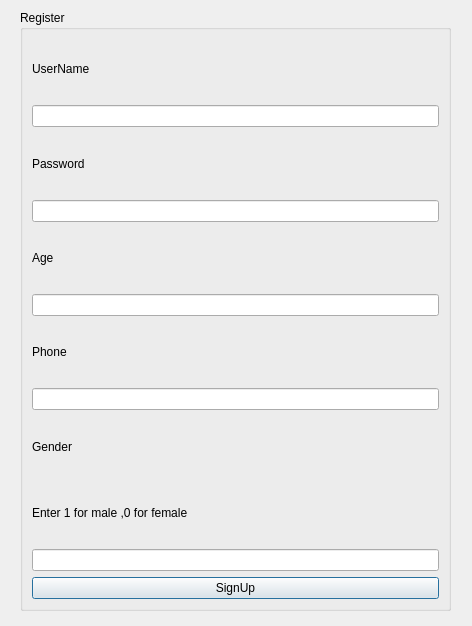
The window that signup.ui (AbdoBadawy/EECE2026_TicTacToeProject_CodeCrafters) describes before a commit, drawn with Qt 5.
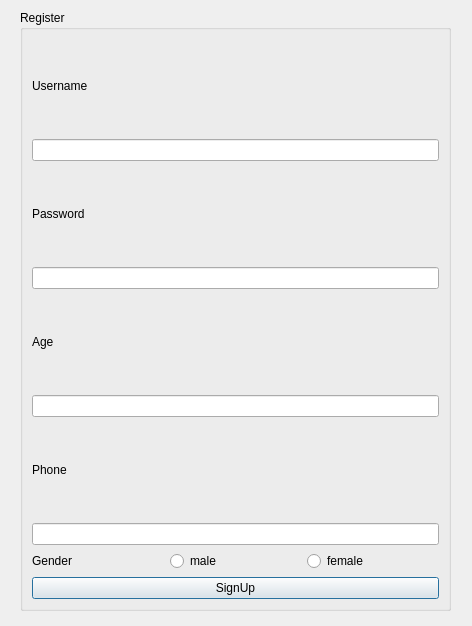
The same window after the commit.

The edit to the form file:
```diff
--- a/signup.ui
+++ b/signup.ui
@@ -29,7 +29,7 @@
     <item>
      <widget class="QLabel" name="label">
       <property name="text">
-       <string>UserName</string>
+       <string>Username</string>
       </property>
      </widget>
     </item>
@@ -71,6 +71,8 @@
      <widget class="QLineEdit" name="lineEdit_Phone"/>
     </item>
     <item>
+     <layout class="QHBoxLayout" name="horizontalLayout">
+      <item>
      <widget class="QLabel" name="label_3">
       <property name="text">
        <string>Gender</string>
@@ -78,14 +80,20 @@
      </widget>
     </item>
     <item>
-     <widget class="QLabel" name="label_4">
+       <widget class="QRadioButton" name="radioButton">
       <property name="text">
-       <string>Enter 1 for male ,0 for female</string>
+         <string>male</string>
       </property>
      </widget>
     </item>
     <item>
-     <widget class="QLineEdit" name="lineEdit_Gender"/>
+       <widget class="QRadioButton" name="radioButton_2">
+        <property name="text">
+         <string>female</string>
+        </property>
+       </widget>
+      </item>
+     </layout>
     </item>
     <item>
      <widget class="QPushButton" name="pushButton_SignUp">
```
Lines whose indentation alone changed are shown as unchanged.
